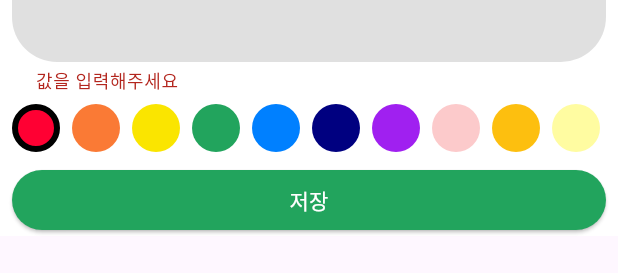
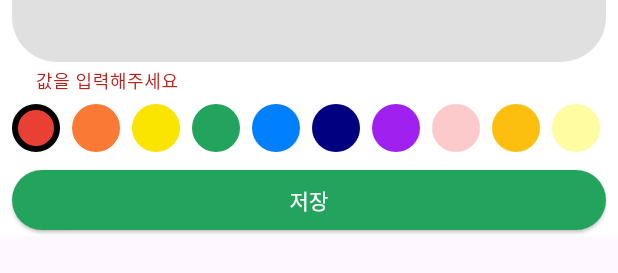
Before and after one commit to kimjuho913-master/classcalendar, a Flutter app: the ScheduleBottomSheet widget shown alone on an empty page, opened directly with empty values, after a tap on "저장", on a phone screen of 412 x 824 dp. Shown: the part 382-655 px from the top of the screen. Run offline on Flutter 3.47's test engine with Material 3 defaults, Android fonts, the phone set to English and light mode, and no system bars; our stand-ins replace cloud_firestore, firebase_core, table_calendar; accounts and stored records are empty.

```diff
--- a/lib/component/calendar.dart
+++ b/lib/component/calendar.dart
@@ -161,4 +161,4 @@ class Calendar extends StatelessWidget{
       },
     );
   }
-}//크크
+}
--- a/lib/component/schedule_bottom_sheet.dart
+++ b/lib/component/schedule_bottom_sheet.dart
@@ -4,6 +4,7 @@ import 'package:class_calendar/model/category_color.dart';
 import 'package:class_calendar/model/schedule.dart';
 import 'package:class_calendar/services/firestore_service.dart';
 import 'package:flutter/material.dart';
+import 'package:intl/intl.dart'; // 날짜 형식화를 위해 추가
 
 class ScheduleBottomSheet extends StatefulWidget {
   final DateTime selectedDate;
@@ -125,25 +126,46 @@ class _ScheduleBottomSheetState extends State<ScheduleBottomSheet> {
     );
   }
 
+  // (수정된 부분)
   void onSavePressed() async {
+    // formKey의 유효성 검사를 통과하지 못하면 함수를 종료합니다.
     if (formKey.currentState == null || !formKey.currentState!.validate()) {
       return;
     }
 
+    // form의 상태를 저장합니다.
     formKey.currentState!.save();
 
+    // 새 스케줄을 생성하는 경우 (scheduleId가 없을 때)
     if (widget.scheduleId == null) {
+      // 캘린더에서 선택한 스케줄 날짜
+      final scheduleDate = widget.selectedDate;
+      // '저장' 버튼을 누른 현재 시각
+      final createdAt = DateTime.now();
+
+      // 1. 스케줄 날짜를 'YYYY-MM-DD' 형식의 문자열로 변환합니다.
+      final scheduleDateString = DateFormat('yyyy-MM-dd').format(scheduleDate);
+
+      // 2. 생성 시점을 ISO 8601 형식의 문자열로 변환합니다.
+      // (예: 2025-07-16T21:10:30.123456)
+      final createdAtString = createdAt.toIso8601String();
+
+      // 3. 두 문자열을 '_'로 조합하여 최종 문서 ID를 생성합니다.
+      final customId = '${scheduleDateString}_$createdAtString';
+
       final newSchedule = Schedule(
-        id: '',
+        id: customId, // 직접 생성한 ID를 사용합니다.
         content: content!,
-        date: widget.selectedDate,
+        date: scheduleDate,
         startTime: startTime!,
         endTime: endTime!,
         colorHexCode: selectedColorHex!,
-        createdAt: DateTime.now().toUtc(),
+        createdAt: createdAt.toUtc(), // Firestore에는 UTC 기준으로 저장합니다.
       );
+      // Firestore 서비스로 스케줄을 추가합니다.
       await _firestoreService.addSchedule(newSchedule);
     } else {
+      // 기존 스케줄을 수정하는 경우
       final updatedSchedule = Schedule(
         id: widget.scheduleId!,
         content: content!,
@@ -151,11 +173,13 @@ class _ScheduleBottomSheetState extends State<ScheduleBottomSheet> {
         startTime: startTime!,
         endTime: endTime!,
         colorHexCode: selectedColorHex!,
-        createdAt: DateTime.now().toUtc(),
+        createdAt: DateTime.now().toUtc(), // 수정한 시각으로 업데이트
       );
+      // Firestore에서 스케줄을 업데이트합니다.
       await _firestoreService.updateSchedule(updatedSchedule);
     }
 
+    // 작업 완료 후, 현재 화면(BottomSheet)을 닫습니다.
     if (mounted) {
       Navigator.of(context).pop();
     }
@@ -230,7 +254,6 @@ class _Content extends StatelessWidget {
 
 typedef ColorHexSetter = void Function(String hexCode);
 
-// 👇 이 부분만 수정되었습니다.
 class _ColorPicker extends StatelessWidget {
   final List<CategoryColor> colors;
   final String? selectedColorHex;
@@ -245,10 +268,9 @@ class _ColorPicker extends StatelessWidget {
 
   @override
   Widget build(BuildContext context) {
-    // SingleChildScrollView로 감싸서 스크롤 기능을 추가합니다.
     return SingleChildScrollView(
-      scrollDirection: Axis.horizontal, // 가로 방향으로 스크롤
-      child: Row( // Wrap 대신 Row를 사용해서 한 줄에 그리도록 합니다.
+      scrollDirection: Axis.horizontal,
+      child: Row(
         children: colors
             .map(
               (e) => GestureDetector(
@@ -256,7 +278,7 @@ class _ColorPicker extends StatelessWidget {
               colorHexSetter(e.hexCode);
             },
             child: Padding(
-              padding: const EdgeInsets.only(right: 8.0), // 각 색상 사이에 간격 추가
+              padding: const EdgeInsets.only(right: 8.0),
               child: renderColor(
                 e,
                 selectedColorHex == e.hexCode,
@@ -319,4 +341,4 @@ class _SaveButton extends StatelessWidget {
       ],
     );
   }
-}//크크
+}
--- a/lib/main.dart
+++ b/lib/main.dart
@@ -24,7 +24,7 @@ void main() async {
   if (colors.isEmpty) {
     const defaultColors = [
 
-      'ff0033',
+      'E84033',
 
       'fa7a35',
 
--- a/lib/screen/home_screen.dart
+++ b/lib/screen/home_screen.dart
@@ -175,11 +175,13 @@ class _ScheduleList extends StatelessWidget {
                           content: const Text("이 스케줄을 정말로 삭제하시겠습니까?"),
                           actions: <Widget>[
                             TextButton(
+                              style: TextButton.styleFrom(foregroundColor: grColor),
                               onPressed: () => Navigator.of(context).pop(false),
                               child: const Text("취소", style: TextStyle(color: grColor),),
                             ),
                             TextButton(
                               onPressed: () => Navigator.of(context).pop(true),
+                              style: TextButton.styleFrom(foregroundColor: Color(0xffff0033)),
                               child: const Text("삭제", style: TextStyle(color: Color(0xffff0033))),
                             ),
                           ],
--- a/lib/services/firestore_service.dart
+++ b/lib/services/firestore_service.dart
@@ -8,9 +8,10 @@ class FirestoreService {
   final CollectionReference _colorsCollection =
   FirebaseFirestore.instance.collection('categoryColors');
 
-  // 스케줄 추가
+  // 스케줄 추가 (수정된 부분)
   Future<void> addSchedule(Schedule schedule) {
-    return _schedulesCollection.add(schedule.toMap());
+    // schedule 객체에 포함된 id를 사용하여 문서를 생성합니다.
+    return _schedulesCollection.doc(schedule.id).set(schedule.toMap());
   }
 
   // 스케줄 수정
@@ -32,7 +33,7 @@ class FirestoreService {
     });
   }
 
-  // [수정된 부분] 특정 날짜의 스케줄 실시간 조회
+  // 특정 날짜의 스케줄 실시간 조회
   Stream<List<Schedule>> watchSchedules(DateTime date) {
     // 저장된 'date' 필드와 정확히 일치하는 타임스탬프를 쿼리합니다.
     // date는 이미 UTC 자정 기준이므로 시간대 문제가 발생하지 않습니다.
```
Also changed, not shown: lib/component/custom_text_field.dart (line endings or trailing spaces).
